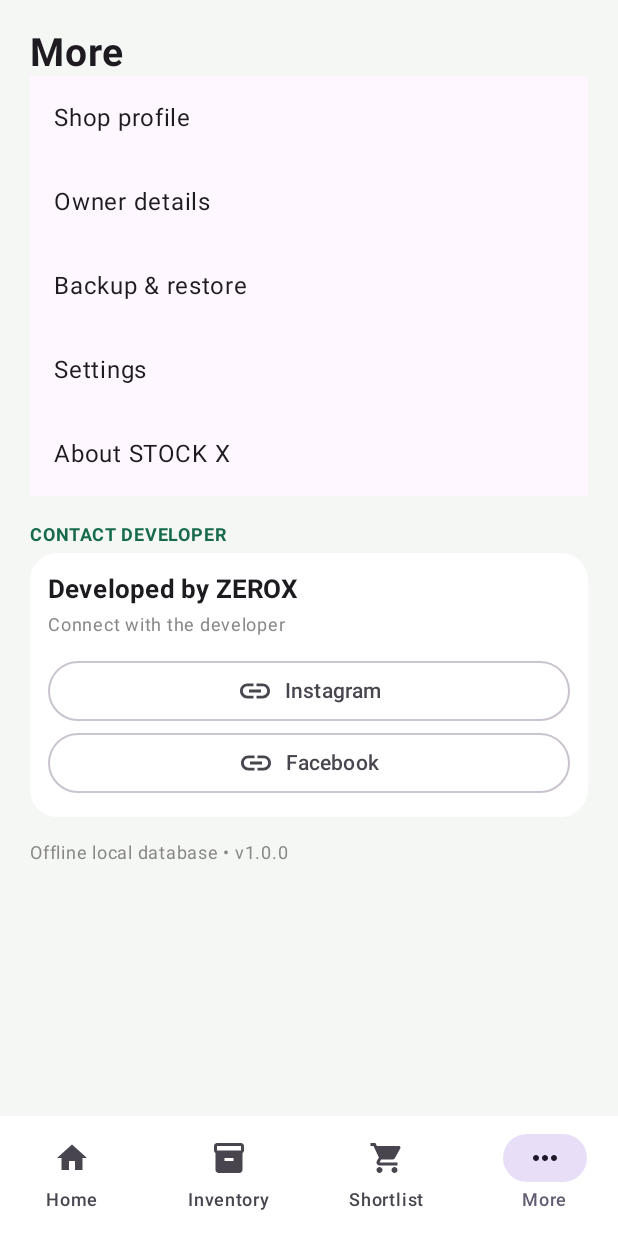
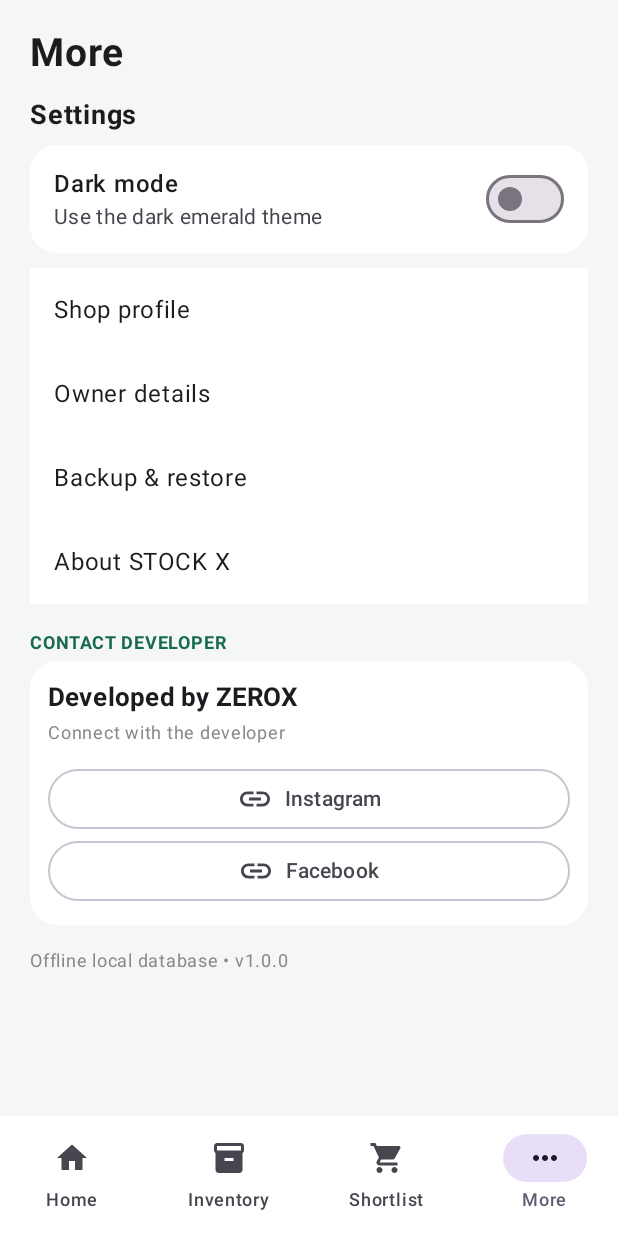
Before and after one commit to callbackforff99-maker/MED-STOCK, an Android app built with Jetpack Compose: the screen it shows after launch (MainActivity), item 4 of the bottom bar chosen, on a phone screen of 412 x 824 dp. Run offline under Robolectric (Android 15) with nearby library versions, the phone set to English and light mode, and no system bars; our stand-ins replace Room's generated code.

Commit message:
Add persistent dark mode setting and dark emerald theme

```diff
--- a/android/app/src/main/java/com/zerox/medistock/MainActivity.kt
+++ b/android/app/src/main/java/com/zerox/medistock/MainActivity.kt
@@ -36,12 +36,21 @@ class MainActivity : ComponentActivity() {
  override fun onCreate(savedInstanceState: Bundle?) {
   super.onCreate(savedInstanceState)
   val dao = MedicineDatabase.get(this).dao()
-  setContent { MaterialTheme(colorScheme = lightColorScheme(primary = Green, background = Bg)) { var showSplash by remember { mutableStateOf(true) }; LaunchedEffect(Unit) { delay(1800); showSplash = false }; if (showSplash) StockXSplash() else MediStockApp(dao) } }
+  val prefs = getSharedPreferences("stock_x_settings", MODE_PRIVATE)
+  setContent {
+   var darkMode by remember { mutableStateOf(prefs.getBoolean("dark_mode", false)) }
+   val scheme = if (darkMode) darkColorScheme(primary = Color(0xFF35D69A), background = Color(0xFF080E0B), surface = Color(0xFF121B16), onBackground = Color(0xFFE8F2EC), onSurface = Color(0xFFE8F2EC)) else lightColorScheme(primary = Green, background = Bg, surface = Color.White)
+   MaterialTheme(colorScheme = scheme) {
+    var showSplash by remember { mutableStateOf(true) }
+    LaunchedEffect(Unit) { delay(1800); showSplash = false }
+    if (showSplash) StockXSplash() else MediStockApp(dao, darkMode) { enabled -> darkMode = enabled; prefs.edit().putBoolean("dark_mode", enabled).apply() }
+   }
+  }
  }
 }
 
 @Composable
-private fun MediStockApp(dao: MedicineDao) {
+private fun MediStockApp(dao: MedicineDao, darkMode: Boolean, onDarkModeChange: (Boolean) -> Unit) {
  val medicines by dao.observeAll().collectAsState(initial = emptyList())
  val scope = rememberCoroutineScope()
  var page by remember { mutableIntStateOf(0) }
@@ -49,9 +58,9 @@ private fun MediStockApp(dao: MedicineDao) {
  var selected by remember { mutableStateOf<MedicineEntity?>(null) }
  var mode by remember { mutableStateOf("IN") }
  var search by remember { mutableStateOf("") }
- Scaffold(containerColor = Bg,
+ Scaffold(containerColor = MaterialTheme.colorScheme.background,
   floatingActionButton = { if (page == 1) FloatingActionButton(onClick = { addOpen = true }, containerColor = Green, contentColor = Color.White) { Icon(Icons.Default.Add, "Add medicine") } },
-  bottomBar = { NavigationBar(containerColor = Color.White) {
+  bottomBar = { NavigationBar(containerColor = MaterialTheme.colorScheme.surface) {
    val labels = listOf("Home", "Inventory", "Shortlist", "More")
    val icons = listOf(Icons.Default.Home, Icons.Default.Inventory2, Icons.Default.ShoppingCart, Icons.Default.MoreHoriz)
    labels.forEachIndexed { i, label -> NavigationBarItem(selected = page == i, onClick = { page = i }, icon = { Icon(icons[i], label) }, label = { Text(label) }) }
@@ -61,7 +70,7 @@ private fun MediStockApp(dao: MedicineDao) {
    0 -> HomeScreen(medicines, Modifier.padding(pad), { page = 1 }, { addOpen = true })
    1 -> InventoryScreen(medicines, search, { search = it }, Modifier.padding(pad), { item, action -> selected = item; mode = action })
    2 -> ShortlistScreen(medicines.filter { it.quantity <= it.minimumStock }, Modifier.padding(pad))
-   else -> MoreScreen(Modifier.padding(pad))
+   else -> MoreScreen(Modifier.padding(pad), darkMode, onDarkModeChange)
   }
  }
  if (addOpen) AddMedicineDialog({ addOpen = false }) { n, s, c, p, q, min ->
@@ -80,7 +89,7 @@ private fun HomeScreen(data: List<MedicineEntity>, modifier: Modifier, inventory
  val low = data.count { it.quantity <= it.minimumStock }
  val value = data.sumOf { it.quantity * it.unitPrice }
  LazyColumn(modifier.fillMaxSize().padding(horizontal = 18.dp), verticalArrangement = Arrangement.spacedBy(14.dp)) {
-  item { Column(Modifier.padding(top = 24.dp)) { Text("MEDI STOCK", color = Green, fontSize = 25.sp, fontWeight = FontWeight.ExtraBold); Text("Stock management, made simple", color = Color.Gray) } }
+  item { Column(Modifier.padding(top = 24.dp)) { Text("STOCK X", color = MaterialTheme.colorScheme.primary, fontSize = 25.sp, fontWeight = FontWeight.ExtraBold); Text("Stock management, made simple", color = Color.Gray) } }
   item { Card(colors = CardDefaults.cardColors(containerColor = Green), shape = RoundedCornerShape(22.dp), modifier = Modifier.fillMaxWidth()) { Column(Modifier.padding(20.dp)) { Text("Good day!", color = Color.White.copy(alpha = .8f)); Text("Your shop at a glance", color = Color.White, fontSize = 21.sp, fontWeight = FontWeight.Bold); Text("Main Shop • Active", color = Color.White) } } }
   item { Row(horizontalArrangement = Arrangement.spacedBy(10.dp)) { StatCard("Total medicines", data.size.toString(), Modifier.weight(1f)); StatCard("Stock value", "৳" + String.format(Locale.US, "%.2f", value), Modifier.weight(1f)) } }
   item { Row(horizontalArrangement = Arrangement.spacedBy(10.dp)) { StatCard("Low stock", low.toString(), Modifier.weight(1f)); StatCard("Items tracked", data.size.toString(), Modifier.weight(1f)) } }
@@ -103,7 +112,7 @@ private fun InventoryScreen(data: List<MedicineEntity>, search: String, onSearch
 
 @Composable
 private fun MedicineCard(item: MedicineEntity, onStock: (MedicineEntity, String) -> Unit) {
- Card(colors = CardDefaults.cardColors(containerColor = Color.White), shape = RoundedCornerShape(17.dp), modifier = Modifier.fillMaxWidth()) {
+ Card(colors = CardDefaults.cardColors(containerColor = MaterialTheme.colorScheme.surface), shape = RoundedCornerShape(17.dp), modifier = Modifier.fillMaxWidth()) {
   Column(Modifier.padding(14.dp)) {
    Row(verticalAlignment = Alignment.CenterVertically) {
     Column(Modifier.weight(1f)) { Text(item.name, fontWeight = FontWeight.Bold, fontSize = 16.sp); Text(listOf(item.strength, item.company).filter { it.isNotBlank() }.joinToString(" • "), color = Color.Gray, fontSize = 12.sp) }
@@ -125,16 +134,25 @@ private fun ShortlistScreen(items: List<MedicineEntity>, modifier: Modifier) {
   Text("Medicines at or below minimum stock", color = Color.Gray)
   Spacer(Modifier.height(14.dp))
   if (items.isEmpty()) EmptyCard("All stocked up", "No medicines currently need reordering.")
-  else LazyColumn { items(items, key = { it.id }) { m -> Card(colors = CardDefaults.cardColors(containerColor = Color.White), modifier = Modifier.fillMaxWidth().padding(bottom = 8.dp)) { ListItem(headlineContent = { Text(m.name, fontWeight = FontWeight.Bold) }, supportingContent = { Text(m.company) }, trailingContent = { Text(m.quantity.toString() + " left", color = Color(0xFFB45A19)) }) } } }
+  else LazyColumn { items(items, key = { it.id }) { m -> Card(colors = CardDefaults.cardColors(containerColor = MaterialTheme.colorScheme.surface), modifier = Modifier.fillMaxWidth().padding(bottom = 8.dp)) { ListItem(headlineContent = { Text(m.name, fontWeight = FontWeight.Bold) }, supportingContent = { Text(m.company) }, trailingContent = { Text(m.quantity.toString() + " left", color = Color(0xFFB45A19)) }) } } }
  }
 }
 
 @Composable
-private fun MoreScreen(modifier: Modifier) {
+private fun MoreScreen(modifier: Modifier, darkMode: Boolean, onDarkModeChange: (Boolean) -> Unit) {
  val uri = LocalUriHandler.current
  Column(modifier.fillMaxSize().padding(20.dp)) {
   Text("More", fontSize = 26.sp, fontWeight = FontWeight.Bold)
-  listOf("Shop profile", "Owner details", "Backup & restore", "Settings", "About STOCK X").forEach { label -> ListItem(headlineContent = { Text(label) }) }
+  Text("Settings", fontSize = 18.sp, fontWeight = FontWeight.Bold, modifier = Modifier.padding(top = 14.dp, bottom = 8.dp))
+  Card(colors = CardDefaults.cardColors(containerColor = MaterialTheme.colorScheme.surface), shape = RoundedCornerShape(18.dp), modifier = Modifier.fillMaxWidth()) {
+   ListItem(
+    headlineContent = { Text("Dark mode", fontWeight = FontWeight.SemiBold) },
+    supportingContent = { Text(if (darkMode) "Dark theme is enabled" else "Use the dark emerald theme") },
+    trailingContent = { Switch(checked = darkMode, onCheckedChange = onDarkModeChange) }
+   )
+  }
+  Spacer(Modifier.height(10.dp))
+  listOf("Shop profile", "Owner details", "Backup & restore", "About STOCK X").forEach { label -> ListItem(headlineContent = { Text(label) }) }
   Spacer(Modifier.height(14.dp))
   Text("CONTACT DEVELOPER", color = Green, fontWeight = FontWeight.Bold, fontSize = 12.sp)
   Card(colors = CardDefaults.cardColors(containerColor = Color.White), shape = RoundedCornerShape(18.dp), modifier = Modifier.fillMaxWidth()) {
@@ -198,7 +216,7 @@ private fun StockDialog(item: MedicineEntity, mode: String, close: () -> Unit, c
 
 @Composable
 private fun StatCard(title: String, value: String, modifier: Modifier) {
- Card(modifier, colors = CardDefaults.cardColors(containerColor = Color.White), shape = RoundedCornerShape(17.dp)) { Column(Modifier.padding(15.dp)) { Text(title, color = Color.Gray, fontSize = 12.sp); Text(value, color = Green, fontSize = 20.sp, fontWeight = FontWeight.Bold) } }
+ Card(modifier, colors = CardDefaults.cardColors(containerColor = MaterialTheme.colorScheme.surface), shape = RoundedCornerShape(17.dp)) { Column(Modifier.padding(15.dp)) { Text(title, color = Color.Gray, fontSize = 12.sp); Text(value, color = Green, fontSize = 20.sp, fontWeight = FontWeight.Bold) } }
 }
 @Composable
 private fun ActionCard(label: String, action: () -> Unit, modifier: Modifier) {
@@ -206,5 +224,5 @@ private fun ActionCard(label: String, action: () -> Unit, modifier: Modifier) {
 }
 @Composable
 private fun EmptyCard(title: String, description: String) {
- Card(colors = CardDefaults.cardColors(containerColor = Color.White), shape = RoundedCornerShape(16.dp), modifier = Modifier.fillMaxWidth()) { Column(Modifier.padding(18.dp)) { Text(title, fontWeight = FontWeight.Bold); Text(description, color = Color.Gray, fontSize = 13.sp) } }
+ Card(colors = CardDefaults.cardColors(containerColor = Color.White), shape = RoundedCornerShape(16.dp), modifier = Modifier.fillMaxWidth()) { Column(Modifier.padding(18.dp)) { Text(title, fontWeight = FontWeight.Bold); Text(description, color = MaterialTheme.colorScheme.onSurfaceVariant, fontSize = 13.sp) } }
 }
```
